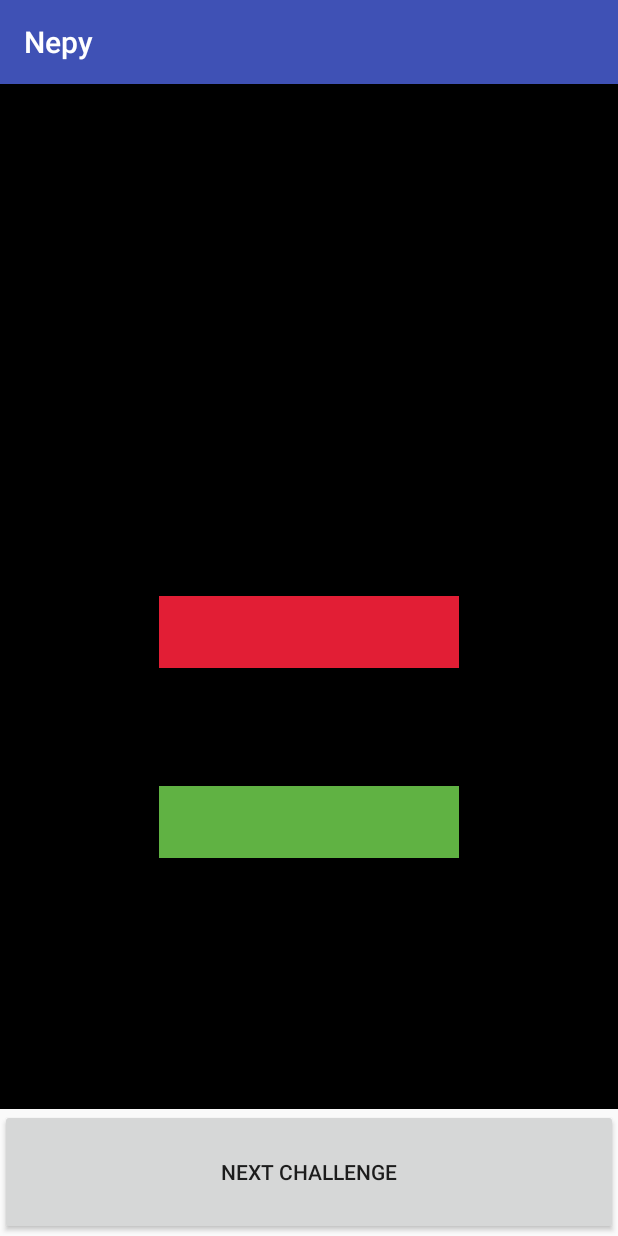
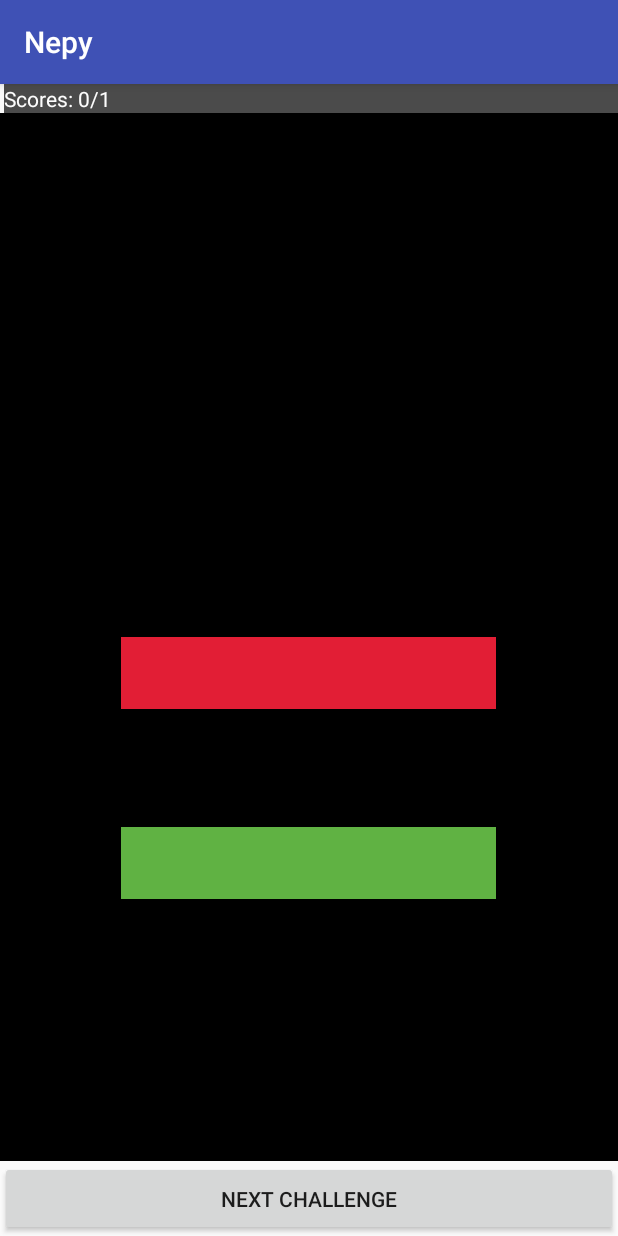
Before and after one commit to javide/nepy_android, an Android app: the fragment ChallengeFragment shown on its own in the app's theme, after a tap on an icon or button, on a phone screen of 412 x 824 dp. Run offline under Robolectric (Android 15) with nearby library versions, the phone set to English and light mode, and no system bars; 7 statements that could not run were skipped.

Commit message:
adds quiz scores logic

```diff
--- a/Nepy/app/src/main/assets/en/tx.properties
+++ b/Nepy/app/src/main/assets/en/tx.properties
@@ -29,6 +29,11 @@ quiz.QUESTION = Which species is it?
 quiz.SHOW_OPTIONS = Show options
 quiz.HIDE_OPTIONS = Hide options
 quiz.NEXT_CHALLENGE = Next challenge
+quiz.ACTUAL_SCORES = Scores:
+quiz.SCORE_SEPARATOR = /
+quiz.HIGHEST_SCORES = Highest scores:
+quiz.LAST_SCORES = Last scores:
+quiz.GAME_OVER = Game over
 
 settings.QUIZ_SOUND_ON = Quiz sound On
 settings.QUIZ_SOUND_OFF = Quiz sound Off
--- a/Nepy/app/src/main/java/com/davidebaj/nepy/Settings.java
+++ b/Nepy/app/src/main/java/com/davidebaj/nepy/Settings.java
@@ -20,8 +20,12 @@ public class Settings {
 
     private static final String TAG = "Settings";
     private static final String sharedPreferenceFilename = "com.davidebaj.nepy.shared_prefs";
-    public static final String soundKey = "com.davidebaj.nepy.sound";
+    private static final String soundKey = "com.davidebaj.nepy.sound";
+    private static final String highestScoreKey = "com.davidebaj.nepy.highestScore";
+    private static final String lastScoreKey = "com.davidebaj.nepy.lastScore";
     private static final int DEFAULT_SOUND = 1;
+    private static final int DEFAULT_HIGHEST_SCORE = 1;
+    private static final int DEFAULT_LAST_SCORE = 1;
     private static Settings settings;
     private static SharedPreferences sharedPreferences;
 
@@ -62,4 +66,20 @@ public class Settings {
         sharedPreferences.edit().putInt(soundKey, flag ? 1 : 0).commit();
     }
 
+    public int getHighestScore() {
+        return sharedPreferences.getInt(highestScoreKey, DEFAULT_HIGHEST_SCORE);
+    }
+
+    public int getLastScore() {
+        return sharedPreferences.getInt(lastScoreKey, DEFAULT_LAST_SCORE);
+    }
+
+    public void setHighestScore(int highestScore) {
+        sharedPreferences.edit().putInt(highestScoreKey, highestScore).commit();
+    }
+
+    public void setLastScore(int lastScore) {
+        sharedPreferences.edit().putInt(lastScoreKey, lastScore).commit();
+    }
+
 }
--- a/Nepy/app/src/main/java/com/davidebaj/nepy/fragments/ChallengeFragment.java
+++ b/Nepy/app/src/main/java/com/davidebaj/nepy/fragments/ChallengeFragment.java
@@ -23,9 +23,11 @@ import android.view.View;
 import android.view.ViewGroup;
 import android.widget.Button;
 import android.widget.ImageView;
+import android.widget.TextView;
 
 import com.davidebaj.nepy.MainActivity;
 import com.davidebaj.nepy.R;
+import com.davidebaj.nepy.Settings;
 import com.davidebaj.nepy.dao.Challenge;
 import com.davidebaj.nepy.dao.Plant;
 
@@ -42,18 +44,21 @@ public class ChallengeFragment extends Fragment implements View.OnClickListener
     private static final String showOptions = MainActivity.resources.getProperty("quiz.SHOW_OPTIONS");
     private static final String hideOptions = MainActivity.resources.getProperty("quiz.HIDE_OPTIONS");
     private static final String nextChallenge = MainActivity.resources.getProperty("quiz.NEXT_CHALLENGE");
+    private static final String gameOver = MainActivity.resources.getProperty("quiz.GAME_OVER");
+    private Settings settings;
     public static final int GREEN = Color.rgb(96, 178, 67);
     public static final int RED = Color.rgb(226, 30, 53);
     private String title;
     private List<Challenge> challenges;
     private int counter = -1;
+    private TextView lastScoresIndicator;
     Button buttonGame;
     Button buttonOption1;
     Button buttonOption2;
     Button buttonOption3;
-    MediaPlayer mp_good;
-    MediaPlayer mp_bad;
-    int game_scores;
+    MediaPlayer mpGood;
+    MediaPlayer mpBad;
+    int gameScores;
     int attempts;
 
     /**
@@ -77,7 +82,11 @@ public class ChallengeFragment extends Fragment implements View.OnClickListener
         View view = inflater.inflate(R.layout.challenge, container, false);
         view.setClickable(true);
 
-        game_scores = 0;
+        settings = Settings.buildSettings(getContext());
+
+        lastScoresIndicator = (TextView) view.findViewById(R.id.lastscores_indicator);
+
+        gameScores = 0;
         attempts = 0;
 
         buttonOption1 = (Button) view.findViewById(R.id.buttonOption1);
@@ -90,18 +99,18 @@ public class ChallengeFragment extends Fragment implements View.OnClickListener
         buttonOption3.setOnClickListener(this);
         buttonGame.setOnClickListener(this);
 
-        mp_good = MediaPlayer.create(getContext(), R.raw.correct);
-        mp_bad = MediaPlayer.create(getContext(), R.raw.wrong);
+        mpGood = MediaPlayer.create(getContext(), R.raw.correct);
+        mpBad = MediaPlayer.create(getContext(), R.raw.wrong);
 
         try {
-            mp_good.prepare();
-            mp_bad.prepare();
+            mpGood.prepare();
+            mpBad.prepare();
         } catch (IOException e) {
             Log.e(TAG, "Failed to find sound files: " + e.getMessage());
         } catch (IllegalStateException e) {
             Log.e(TAG, "Failed to load sounds: " + e.getMessage());
         }
-
+        updateScores();
         return view;
     }
 
@@ -193,6 +202,9 @@ public class ChallengeFragment extends Fragment implements View.OnClickListener
             } else if (buttonGame.getText().equals(nextChallenge)) {
 
                 showNewChallenge();
+
+            } else if (buttonGame.getText().equals(gameOver)) {
+                // if label "Game over" then do nothing
             }
 
         } else {
@@ -281,59 +293,65 @@ public class ChallengeFragment extends Fragment implements View.OnClickListener
                     badFeedback();
                 }
             }
+
+            updateScores();
+
+            if (!isGameOver()) {
+                buttonGame.setText(nextChallenge);
+            } else {
+                buttonGame.setText(gameOver);
+            }
         }
     }
 
+    /**
+     * Play successful sound and update the scores accordingly
+     */
     private void goodFeedback() {
 
-        if (isSoundOn()) {
+        if (settings.isSoundOn()) {
             // play good sound
-            mp_good = MediaPlayer.create(getContext(), R.raw.correct);
-            mp_good.start();
+            mpGood = MediaPlayer.create(getContext(), R.raw.correct);
+            mpGood.start();
         }
 
         attempts = attempts + 1;
-        game_scores = game_scores + 1;
+        gameScores = gameScores + 1;
+    }
 
-      //  update_scores();
+    /**
+     * Play unsuccessful sound and update the scores accordingly
+     */
+    private void badFeedback() {
 
-        if (!isGameOver()) {
-            buttonGame.setText(nextChallenge);
+        if (settings.isSoundOn()) {
+            // play bad sound
+            mpBad = MediaPlayer.create(getContext(), R.raw.wrong);
+            mpBad.start();
+        }
+
+        attempts = attempts + 1;
+    }
+
+    /**
+     * Updates the score display and record scores
+     */
+    private void updateScores() {
+
+        String gameScoreIndicator = MainActivity.resources.getProperty("quiz.ACTUAL_SCORES") +
+                " " + gameScores + MainActivity.resources.getProperty("quiz.SCORE_SEPARATOR") + attempts;
+
+        lastScoresIndicator.setText(gameScoreIndicator);
+
+        settings.setLastScore(gameScores);
+
+        if (gameScores > settings.getHighestScore()) {
+            settings.setHighestScore(gameScores);
         }
     }
 
-    private void badFeedback() {
-        if (isSoundOn()) {
-            // play bad sound
-            mp_bad = MediaPlayer.create(getContext(), R.raw.wrong);
-            mp_bad.start();
-        }
-        attempts = attempts + 1;
-
-      //  update_scores();
-
-        if (!isGameOver()) {
-            buttonGame.setText(nextChallenge);
-        }
-
-    }
-
-    private boolean isSoundOn() {
-
-        /*
-        String soundKey = "com.davidebaj.nepy.sound";
-        SharedPreferences prefs = this.getSharedPreferences("com.davidebaj.nepy", Context.MODE_PRIVATE);
-
-        int sound = prefs.getInt(soundKey, 1);
-
-        return (sound == 1);
-        */
-
-        return true;
-    }
-
     /**
-     * Has the user exhausted all the challenges?
+     * Has the user completed all the challenges?
      * @return - boolean
      */
     private boolean isGameOver() {
--- a/Nepy/app/src/main/res/layout/challenge.xml
+++ b/Nepy/app/src/main/res/layout/challenge.xml
@@ -4,18 +4,29 @@
     android:layout_height="fill_parent"
     android:orientation="vertical">
 
+    <TextView
+        android:id="@+id/lastscores_indicator"
+        android:layout_marginStart="2.5dp"
+        android:layout_marginLeft="2.5dp"
+        android:layout_width="match_parent"
+        android:layout_height="wrap_content"
+        android:background="#000000"
+        android:textColor="#ffffff"
+        android:text=""
+        android:alpha="0.7" />
+
     <RelativeLayout
         android:layout_width="fill_parent"
         android:layout_height="0dp"
         android:layout_gravity="top"
-        android:layout_weight="0.89"
+        android:layout_weight="1"
         android:orientation="vertical">
 
         <ImageView
             android:id="@+id/imageGame"
-            android:layout_width="fill_parent"
-            android:layout_height="fill_parent"
-            android:layout_gravity="top"
+            android:layout_width="match_parent"
+            android:layout_height="match_parent"
+            android:contentDescription="Plant photo"
             android:background="#000000" />
 
         <LinearLayout
@@ -40,7 +51,7 @@
                 <Button
                     android:id="@+id/buttonOption1"
                     style="?android:attr/buttonStyleSmall"
-                    android:layout_width="200dp"
+                    android:layout_width="250dp"
                     android:layout_height="wrap_content"
                     android:layout_gravity="center_horizontal"
                     android:layout_marginBottom="15dp"
@@ -49,7 +60,7 @@
                 <Button
                     android:id="@+id/buttonOption2"
                     style="?android:attr/buttonStyleSmall"
-                    android:layout_width="200dp"
+                    android:layout_width="250dp"
                     android:layout_height="wrap_content"
                     android:layout_gravity="center_horizontal"
                     android:layout_marginBottom="15dp"
@@ -58,7 +69,7 @@
                 <Button
                     android:id="@+id/buttonOption3"
                     style="?android:attr/buttonStyleSmall"
-                    android:layout_width="200dp"
+                    android:layout_width="250dp"
                     android:layout_height="wrap_content"
                     android:layout_gravity="center_horizontal"
                     android:layout_marginBottom="15dp"
@@ -70,8 +81,7 @@
     <Button
         android:id="@+id/buttonGame"
         android:layout_width="match_parent"
-        android:layout_height="0dp"
-        android:layout_gravity="bottom"
-        android:layout_weight="0.11" />
+        android:layout_height="50dp"
+        android:layout_gravity="bottom" />
 
 </LinearLayout>
```
Also changed, not shown: Nepy/app/src/main/java/com/davidebaj/nepy/fragments/QuizFragment.java (+12 -4 lines), Nepy/app/src/main/res/layout/quiz_home.xml (+11 -0 lines).
